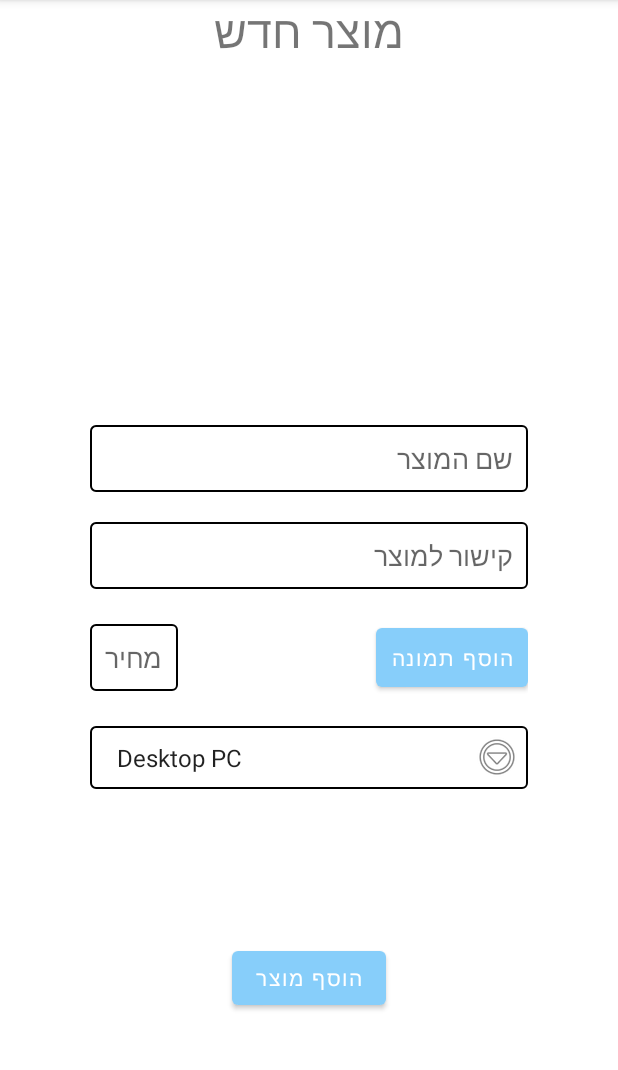
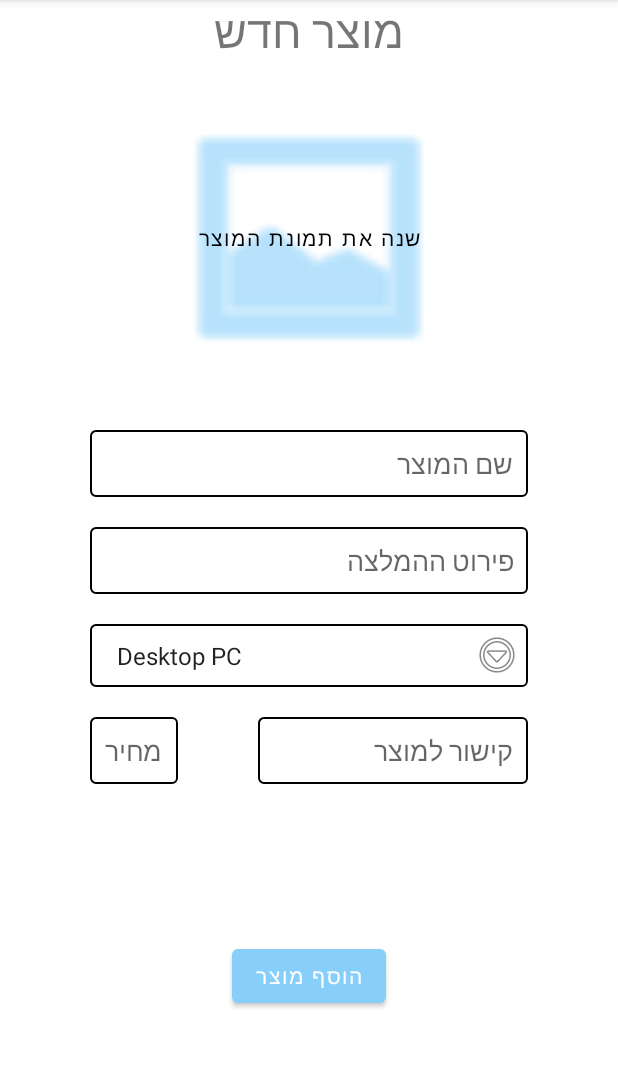
Before and after one commit to theshaked/PalSuggest, an Android app: the screen it shows after launch (activity_add_product), after a tap on an icon or button, on a phone screen of 412 x 824 dp, the part 84-1154 px from its top. Run offline under Robolectric (Android 15) with nearby library versions, the light colour scheme and no system bars.

Commit message:
small refactor with setup methods. image btn can update to mock image

```diff
--- a/app/src/main/java/com/example/palsuggest/MainActivity.java
+++ b/app/src/main/java/com/example/palsuggest/MainActivity.java
@@ -17,6 +17,11 @@ public class MainActivity extends AppCompatActivity {
         super.onCreate(savedInstanceState);
         setContentView(R.layout.activity_main);
 
+        setupFloatingActBtnAddProd();
+    }
+
+    public void setupFloatingActBtnAddProd()
+    {
         FloatingActionButton floatingActBtnAddProd = findViewById(R.id.addProdFloatingActionButton);
         floatingActBtnAddProd.setOnClickListener(new View.OnClickListener() {
             @Override
@@ -25,8 +30,6 @@ public class MainActivity extends AppCompatActivity {
                 openActivity(activity_add_product.class);
             }
         });
-
-
     }
 
     private void openActivity(Class activityClass)
--- a/app/src/main/java/com/example/palsuggest/activity_add_product.java
+++ b/app/src/main/java/com/example/palsuggest/activity_add_product.java
@@ -6,6 +6,7 @@ import android.os.Bundle;
 import android.view.View;
 import android.widget.AdapterView;
 import android.widget.ArrayAdapter;
+import android.widget.Button;
 import android.widget.Spinner;
 
 public class activity_add_product extends AppCompatActivity implements AdapterView.OnItemSelectedListener {
@@ -15,11 +16,29 @@ public class activity_add_product extends AppCompatActivity implements AdapterVi
         super.onCreate(savedInstanceState);
         setContentView(R.layout.activity_add_product);
 
+        setupSpinnerTags();
+
+        setupUploadImgBtn();
+    }
+
+    public void setupSpinnerTags()
+    {
         Spinner spinnerTags =findViewById(R.id.prodTag);
         ArrayAdapter<CharSequence> adapterTags=ArrayAdapter.createFromResource(this,R.array.ProductTags, android.R.layout.simple_spinner_item);
         adapterTags.setDropDownViewResource(android.R.layout.simple_spinner_dropdown_item);
         spinnerTags.setAdapter(adapterTags);
         spinnerTags.setOnItemSelectedListener(this);
+    }
+
+    public void setupUploadImgBtn()
+    {
+        Button uploadImgBtn = findViewById(R.id.uploadImgBtn);
+        uploadImgBtn.setOnClickListener(new View.OnClickListener() {
+            @Override
+            public void onClick(View v) {
+                uploadImgBtn.setBackgroundResource(R.drawable.community); //TODO: get image from user (not community)
+            }
+        });
     }
 
     @Override
--- a/app/src/main/res/layout/activity_add_product.xml
+++ b/app/src/main/res/layout/activity_add_product.xml
@@ -15,6 +15,19 @@
         app:layout_constraintEnd_toEndOf="parent"
         app:layout_constraintStart_toStartOf="parent"
         app:layout_constraintTop_toTopOf="parent" />
+
+    <Button
+        android:id="@+id/uploadImgBtn"
+        android:layout_width="200dp"
+        android:layout_height="180dp"
+        android:text="שנה את תמונת המוצר"
+        android:textColor="@color/black"
+        app:layout_constraintBottom_toTopOf="@+id/linearLayout2"
+        app:layout_constraintEnd_toEndOf="parent"
+        app:layout_constraintStart_toStartOf="parent"
+        app:layout_constraintTop_toBottomOf="@+id/newProdLabel"
+        android:background="@android:drawable/ic_menu_gallery"
+        android:backgroundTint="@color/black"/>
 
     <LinearLayout
         android:id="@+id/linearLayout2"
@@ -39,16 +52,28 @@
             android:padding="10dp" />
 
         <EditText
-            android:id="@+id/prodLink"
+            android:id="@+id/prodReview"
             android:layout_width="match_parent"
             android:layout_height="wrap_content"
             android:layout_margin="10dp"
             android:background="@drawable/edit_text_background"
             android:fontFamily="sans-serif-condensed"
-            android:hint="קישור למוצר"
+            android:hint="פירוט ההמלצה"
+            android:inputType="text|textCapSentences"
+
+            android:padding="10dp" />
+
+
+        <androidx.appcompat.widget.AppCompatSpinner
+            android:id="@+id/prodTag"
+            android:layout_width="match_parent"
+            android:layout_height="wrap_content"
+            android:layout_margin="10dp"
+            android:background="@drawable/bg_dropdown"
+            android:fontFamily="sans-serif-condensed"
+            android:hint="קטגורית המוצר"
             android:inputType="text|textCapSentences"
             android:padding="10dp" />
-
 
         <androidx.constraintlayout.widget.ConstraintLayout
             android:layout_width="match_parent"
@@ -64,31 +89,24 @@
                 android:hint="מחיר"
                 android:inputType="numberPassword|textCapSentences"
                 android:padding="10dp"
+                android:maxLength="6"
                 app:layout_constraintBottom_toBottomOf="parent"
                 app:layout_constraintStart_toStartOf="parent"
                 app:layout_constraintTop_toTopOf="parent" />
 
-            <Button
-                android:id="@+id/AddPic"
-                android:layout_width="wrap_content"
+            <EditText
+                android:id="@+id/prodLink"
+                android:layout_width="180dp"
                 android:layout_height="wrap_content"
+                android:background="@drawable/edit_text_background"
+                android:fontFamily="sans-serif-condensed"
+                android:hint="קישור למוצר"
+                android:inputType="text|textCapSentences"
                 android:padding="10dp"
-                android:text="הוסף תמונה"
                 app:layout_constraintBottom_toBottomOf="parent"
                 app:layout_constraintEnd_toEndOf="parent"
                 app:layout_constraintTop_toTopOf="parent" />
         </androidx.constraintlayout.widget.ConstraintLayout>
-
-        <androidx.appcompat.widget.AppCompatSpinner
-            android:id="@+id/prodTag"
-            android:layout_width="match_parent"
-            android:layout_height="wrap_content"
-            android:layout_margin="10dp"
-            android:fontFamily="sans-serif-condensed"
-            android:background="@drawable/bg_dropdown"
-            android:hint="קטגורית המוצר"
-            android:inputType="text|textCapSentences"
-            android:padding="10dp" />
 
     </LinearLayout>
 
```
